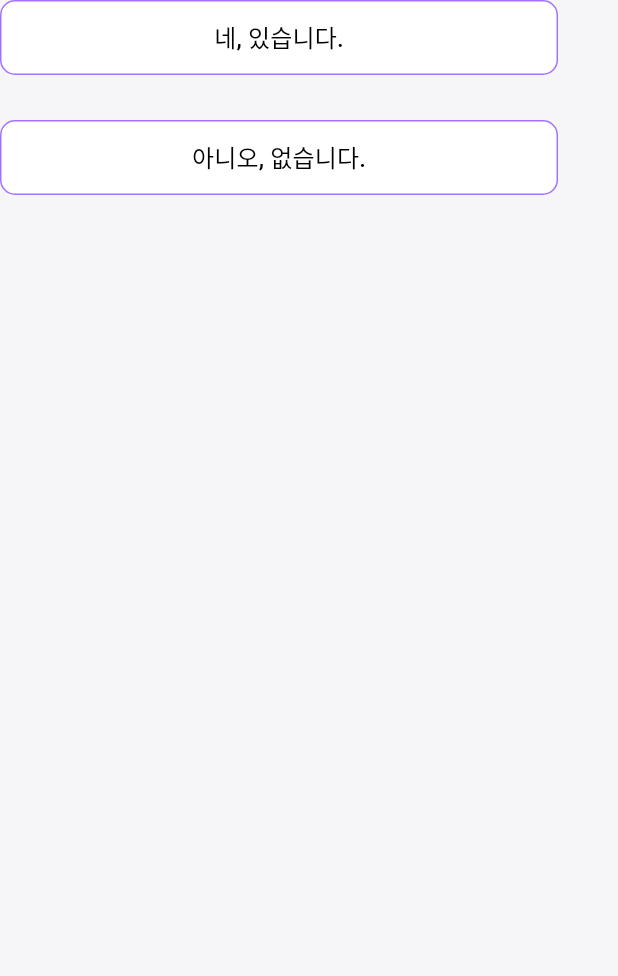
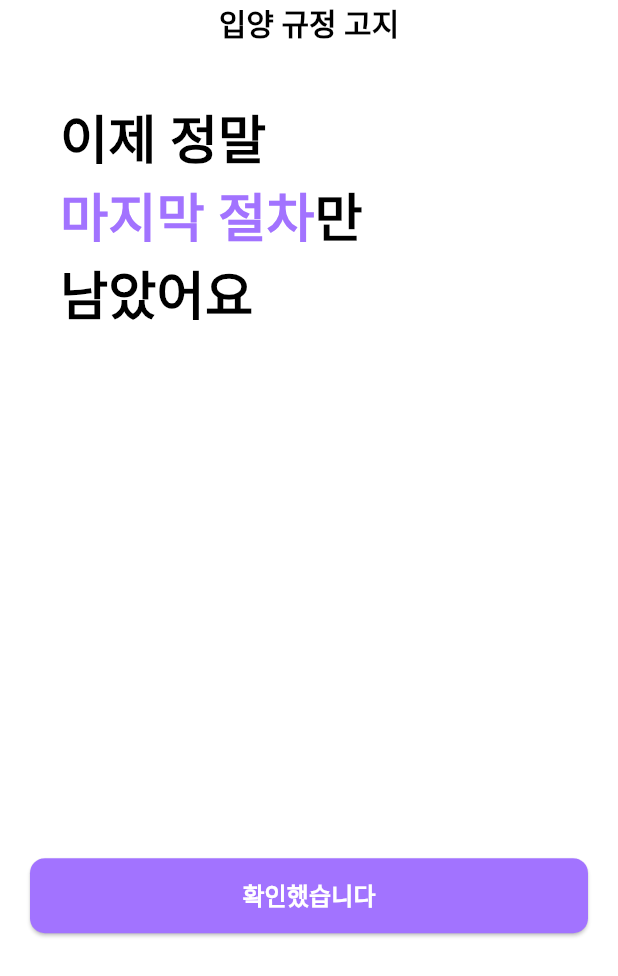
Before and after one commit to 9oormthon-univ/2024_BEOTKKOTTHON_TEAM_9_FE, a Flutter app: the _EighthButton widget shown alone on an empty page, opened directly, after a tap on "네, 있습니다.", on a phone screen of 412 x 824 dp. Shown: the top 976 px of the screen. Run offline on Flutter 3.47's test engine with Material 3 defaults, Android fonts, the phone set to English and light mode, and no system bars; our stand-ins replace flutter_chat_types, flutter_chat_ui, flutter_dotenv, flutter_native_splash, flutter_svg, get and 5 more; missing offline and left inert: dart:ffi, daum_postcode_search, hand_signature, kakao_flutter_sdk, kakao_flutter_sdk_user; accounts and stored records are empty; network calls fail; Roboto replaces fonts that are missing (Pretendard); project files that could hold a hidden picture were left out.

Commit message:
feat: 입양 고지 스크린 구현

```diff
--- a/lib/utilities/font_system.dart
+++ b/lib/utilities/font_system.dart
@@ -223,6 +223,13 @@ abstract class FontSystem {
 
   static const TextStyle KR18SB = TextStyle(
     fontSize: 18,
+    fontWeight: FontWeight.w600,
+    fontFamily: 'Pretendard',
+    color: Colors.black,
+  );
+
+  static const TextStyle KR35SB = TextStyle(
+    fontSize: 35,
     fontWeight: FontWeight.w600,
     fontFamily: 'Pretendard',
     color: Colors.black,
--- a/lib/views/privacy/adoption_screen.dart
+++ b/lib/views/privacy/adoption_screen.dart
@@ -1,4 +1,5 @@
 import 'dart:io';
+import 'package:bommeong/views/privacy/regulatory_notice_screen.dart';
 import 'package:flutter/cupertino.dart';
 import 'package:flutter/material.dart';
 import 'package:get/get.dart';
@@ -940,7 +941,7 @@ class _EighthButton extends StatelessWidget {
               ),
             ),
             onPressed: () {
-              QuestionNum.value = 7;
+              Get.to(() => RegulatoryNoticeScreen());
             },
             child: Text(
               '네, 있습니다.',
@@ -963,7 +964,7 @@ class _EighthButton extends StatelessWidget {
               ),
             ),
             onPressed: () {
-              QuestionNum.value = 7;
+              Get.to(() => RegulatoryNoticeScreen());
             },
             child: Text(
               '아니오, 없습니다.',
--- /dev/null
+++ b/lib/views/privacy/regulatory_notice_screen.dart
@@ -0,0 +1,300 @@
+import 'dart:io';
+import 'package:flutter/cupertino.dart';
+import 'package:flutter/material.dart';
+import 'package:bommeong/views/base/base_screen.dart';
+import 'package:bommeong/utilities/font_system.dart';
+import 'package:get/get.dart';
+import '../../viewModels/privacy/privacy_viewmodel.dart';
+import '../../viewModels/root/root_viewmodel.dart';
+import 'adoption_screen.dart';
+import 'hand_sign_screen.dart';
+
+final QuestionNum = 0.obs;
+final allYes = false.obs;
+final selectedOptions = List.generate(4, (_) => ''.obs);
+
+class RegulatoryNoticeScreen extends BaseScreen<PrivacyViewModel> {
+  const RegulatoryNoticeScreen({super.key});
+
+  @override
+  Widget buildBody(BuildContext context) {
+    final PrivacyViewModel viewModel = Get.put(PrivacyViewModel());
+
+    return Obx(() => SingleChildScrollView(
+      child: Container(
+        color: QuestionNum.value == 0 ? Colors.white : Color(0xFFFAFAFA),
+        child: Column(
+          children: [
+            _Header(),
+            if (QuestionNum.value == 0)
+              _StartWidget()
+            else ...[
+              _ShowNoticeWidget(),
+              SizedBox(height: 50),
+              _SubmissionButton(),
+              SizedBox(height: 75),
+            ],
+          ],
+        ),
+      ),
+    ));
+  }
+
+  @override
+  bool get wrapWithOuterSafeArea => true;
+
+  @override
+  bool get wrapWithInnerSafeArea => true;
+}
+
+class _Header extends StatelessWidget {
+  _Header({super.key});
+  double screenheight = Get.height;
+
+  @override
+  Widget build(BuildContext context) {
+    return Container(
+      color: Colors.white,
+      height: screenheight * 0.055,
+      child: Column(
+        children: [
+          Row(
+            mainAxisAlignment: MainAxisAlignment.center,
+            children: [
+              Container(
+                child: RichText(
+                  text: TextSpan(
+                    style: FontSystem.KR20EB.copyWith(color: Color(0xFF000000)),
+                    children: <TextSpan>[
+                      TextSpan(text: '입양 규정 고지'),
+                    ],
+                  ),
+                ),
+              ),
+            ],
+          ),
+        ],
+      ),
+    );
+  }
+}
+
+class _StartWidget extends StatelessWidget {
+  const _StartWidget({super.key});
+
+  @override
+  Widget build(BuildContext context) {
+    return Stack(
+      children: [
+        _buildQuestion(context),
+        SizedBox(height: Get.height * 0.7),
+        Positioned(
+          bottom: 0,
+          child: _buildStartButton(context),
+        ),
+      ],
+    );
+  }
+
+  Widget _buildQuestion(BuildContext context) {
+    return Container(
+      padding: EdgeInsets.all(20),
+      width: MediaQuery.of(context).size.width - 40,
+      child: RichText(
+        text: TextSpan(
+          style: FontSystem.KR35SB.copyWith(color: Colors.black),
+          children: <TextSpan>[
+            TextSpan(text: '이제 정말\n'),
+            TextSpan(
+              text: '마지막 절차',
+              style: FontSystem.KR35SB.copyWith(color: Color(0xFFA273FF)),
+            ),
+            TextSpan(text: '만\n남았어요'),
+          ],
+        ),
+      ),
+    );
+  }
+
+  Widget _buildStartButton(BuildContext context) {
+    return Container(
+      width: MediaQuery.of(context).size.width - 40,
+      height: 50,
+      child: ElevatedButton(
+        style: ElevatedButton.styleFrom(
+          backgroundColor: Color(0xFFA273FF),
+          shape: RoundedRectangleBorder(
+            borderRadius: BorderRadius.circular(10),
+          ),
+        ),
+        onPressed: () {
+          QuestionNum.value = 1;
+        },
+        child: Text(
+          '확인했습니다',
+          style: FontSystem.KR16B.copyWith(color: Colors.white),
+        ),
+      ),
+    );
+  }
+}
+
+class _ShowNoticeWidget extends StatelessWidget {
+  const _ShowNoticeWidget({super.key});
+
+  @override
+  Widget build(BuildContext context) {
+    return Column(
+      children: [
+        _buildQuestionContainer(
+            context,
+            '반려 동물이 자연사할 때까지 곁을 지켜주실 수 있습니까?',
+            '네',
+            '아니요',
+            ['자연사할'],
+            '때까지',
+            0
+        ),
+        _buildQuestionContainer(
+            context,
+            '입양하신 후 끝까지 책임지고 키우실 수 있습니까?',
+            '네',
+            '아니요',
+            ['끝까지', '책임지고'],
+            '책임지고',
+            1
+        ),
+        _buildQuestionContainer(
+            context,
+            '반려 동물의 불임 수술 시행에 동의하십니까?',
+            '네',
+            '아니요',
+            ['불임', '수술', '시행에'],
+            '시행에',
+            2
+        ),
+        _buildQuestionContainer(
+            context,
+            '입양 시 반려 동물에 대한 책임비 납부에 동의하십니까?',
+            '네',
+            '아니요',
+            ['책임비', '납부에'],
+            '대한',
+            3
+        ),
+      ],
+    );
+  }
+
+  Widget _buildQuestionContainer(BuildContext context, String question, String option1, String option2, List<String> obsKeys, String breakAfter, int index) {
+    final words = question.split(' ');
+    final breakAfterIndex = words.indexOf(breakAfter);
+
+    List<TextSpan> spans = [];
+    for (int i = 0; i < words.length; i++) {
+      if (obsKeys.contains(words[i])) {
+        spans.add(TextSpan(
+          text: words[i] + ' ',
+          style: FontSystem.KR15M.copyWith(color: Color(0xFFA273FF)),
+        ));
+      } else {
+        spans.add(TextSpan(text: words[i] + ' '));
+      }
+      if (i == breakAfterIndex) {
+        spans.add(TextSpan(text: '\n'));
+      }
+    }
+
+    return Container(
+      padding: EdgeInsets.fromLTRB(0, 50, 0, 50),
+      margin: EdgeInsets.symmetric(vertical: 20),
+      decoration: BoxDecoration(
+        color: Colors.white,
+      ),
+      child: Column(
+        crossAxisAlignment: CrossAxisAlignment.center,
+        children: [
+          RichText(
+            textAlign: TextAlign.center,
+            text: TextSpan(
+              style: FontSystem.KR15M.copyWith(color: Colors.black),
+              children: spans,
+            ),
+          ),
+          SizedBox(height: 20),
+          Row(
+            mainAxisAlignment: MainAxisAlignment.center,
+            children: [
+              Obx(() => Checkbox(
+                value: selectedOptions[index].value == option1,
+                onChanged: (value) {
+                  selectedOptions[index].value = value == true ? option1 : '';
+                  checkAllYes();
+                },
+                side: BorderSide(color: Color(0xFFA273FF)),
+                activeColor: Color(0xFFA273FF),
+              )),
+              Text(
+                option1,
+                style: FontSystem.KR15M.copyWith(color: Colors.black),
+              ),
+              SizedBox(width: 20),
+              Obx(() => Checkbox(
+                value: selectedOptions[index].value == option2,
+                onChanged: (value) {
+                  selectedOptions[index].value = value == true ? option2 : '';
+                  checkAllYes();
+                },
+                side: BorderSide(color: Color(0xFFA273FF)),
+                activeColor: Color(0xFFA273FF),
+              )),
+              Text(
+                option2,
+                style: FontSystem.KR15M.copyWith(color: Colors.black),
+              ),
+            ],
+          ),
+        ],
+      ),
+    );
+  }
+
+  void checkAllYes() {
+    allYes.value = selectedOptions.every((option) => option.value == '네');
+  }
+}
+
+class _SubmissionButton extends StatelessWidget {
+  _SubmissionButton({super.key});
+
+  @override
+  Widget build(BuildContext context) {
+    return Obx(() => Column(
+      crossAxisAlignment: CrossAxisAlignment.start,
+      children: [
+        Container(
+          width: MediaQuery.of(context).size.width - 40,
+          height: 60,
+          child: ElevatedButton(
+            style: ElevatedButton.styleFrom(
+              backgroundColor: allYes.value ? Color(0xFFA273FF) : Color(0xFFD9D9D9),
+              shape: RoundedRectangleBorder(
+                borderRadius: BorderRadius.circular(10),
+              ),
+            ),
+            onPressed: allYes.value ? () {
+              // Todo: 이거 쓰는데 왜 바텀네비게이션 안되냐
+              // Get.toNamed('/home');
+            } : null,
+            child: Text(
+              '신청서 제출하기',
+              style: FontSystem.KR16B.copyWith(
+                color: Colors.white,
+              ),
+            ),
+          ),
+        ),
+      ],
+    ));
+  }
+}
```
